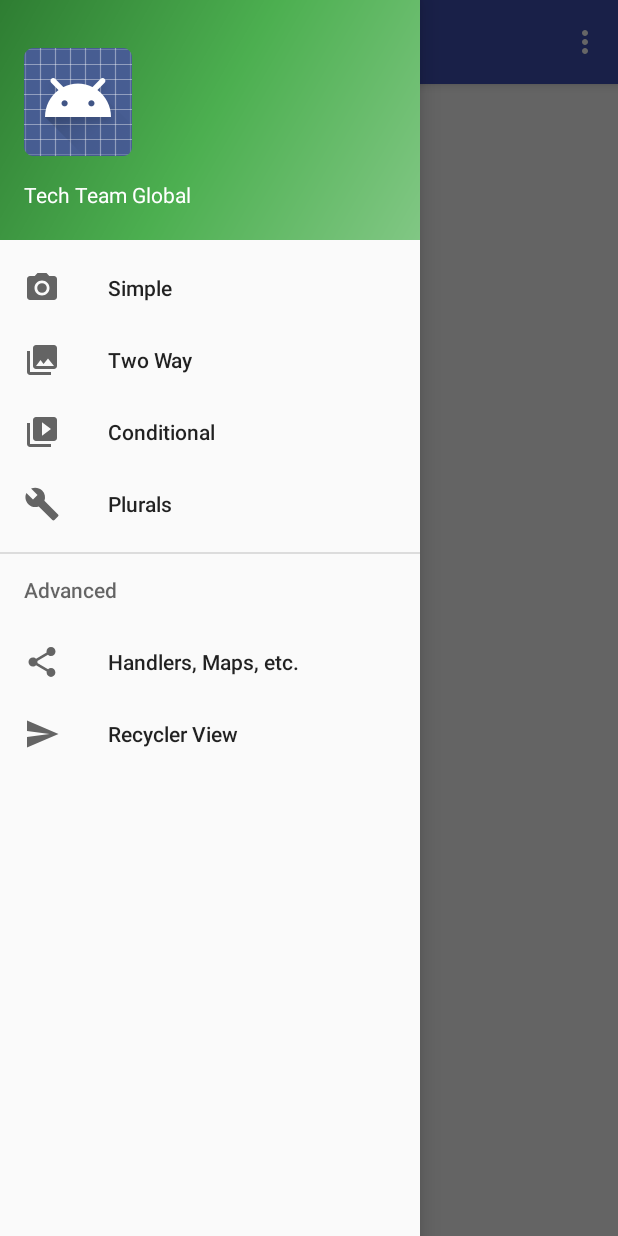
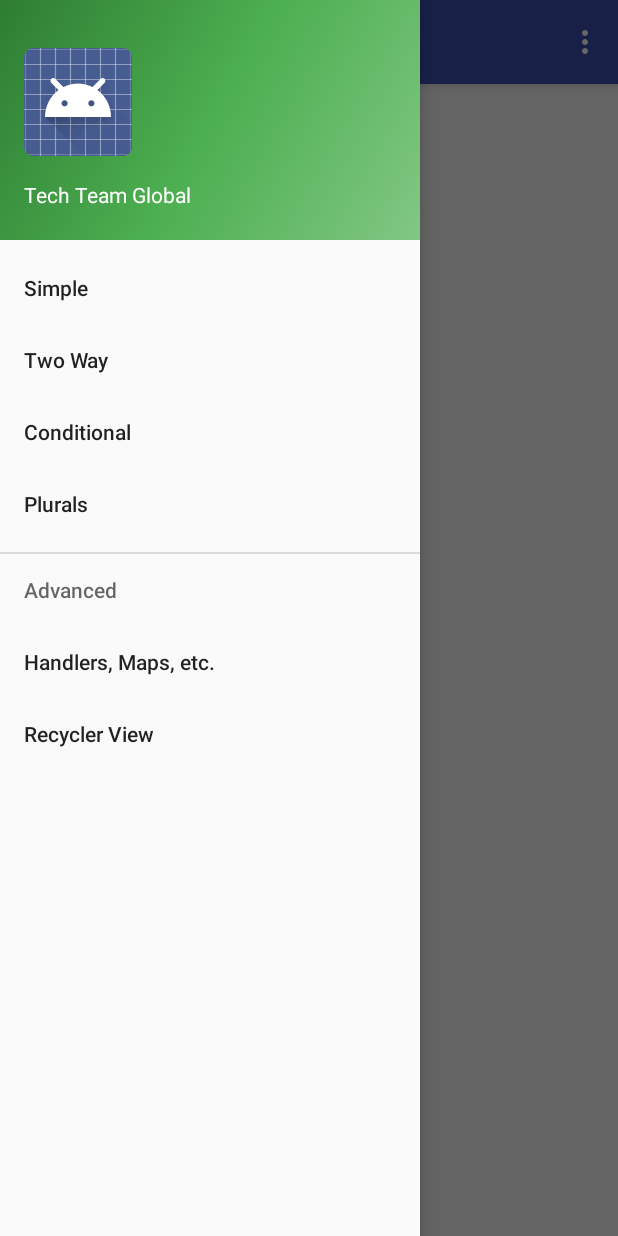
Before and after one commit to rajbande/Android-Data-Binding, an Android app: the screen it shows after launch (MainActivity), with the side drawer open, on a phone screen of 412 x 824 dp. Run offline under Robolectric (Android 15) with nearby library versions, the phone set to English and light mode, and no system bars.

Commit message:
Remove unwanted icons in nav drawer

```diff
--- a/app/src/main/res/menu/activity_main_drawer.xml
+++ b/app/src/main/res/menu/activity_main_drawer.xml
@@ -4,19 +4,15 @@
     <group android:checkableBehavior="single">
         <item
             android:id="@+id/nav_camera"
-            android:icon="@drawable/ic_menu_camera"
             android:title="Simple"/>
         <item
             android:id="@+id/nav_gallery"
-            android:icon="@drawable/ic_menu_gallery"
             android:title="Two Way"/>
         <item
             android:id="@+id/nav_slideshow"
-            android:icon="@drawable/ic_menu_slideshow"
             android:title="Conditional"/>
         <item
             android:id="@+id/nav_manage"
-            android:icon="@drawable/ic_menu_manage"
             android:title="Plurals"/>
     </group>
 
@@ -24,11 +20,9 @@
         <menu>
             <item
                 android:id="@+id/nav_share"
-                android:icon="@drawable/ic_menu_share"
                 android:title="Handlers, Maps, etc."/>
             <item
                 android:id="@+id/nav_send"
-                android:icon="@drawable/ic_menu_send"
                 android:title="Recycler View"/>
         </menu>
     </item>
```
